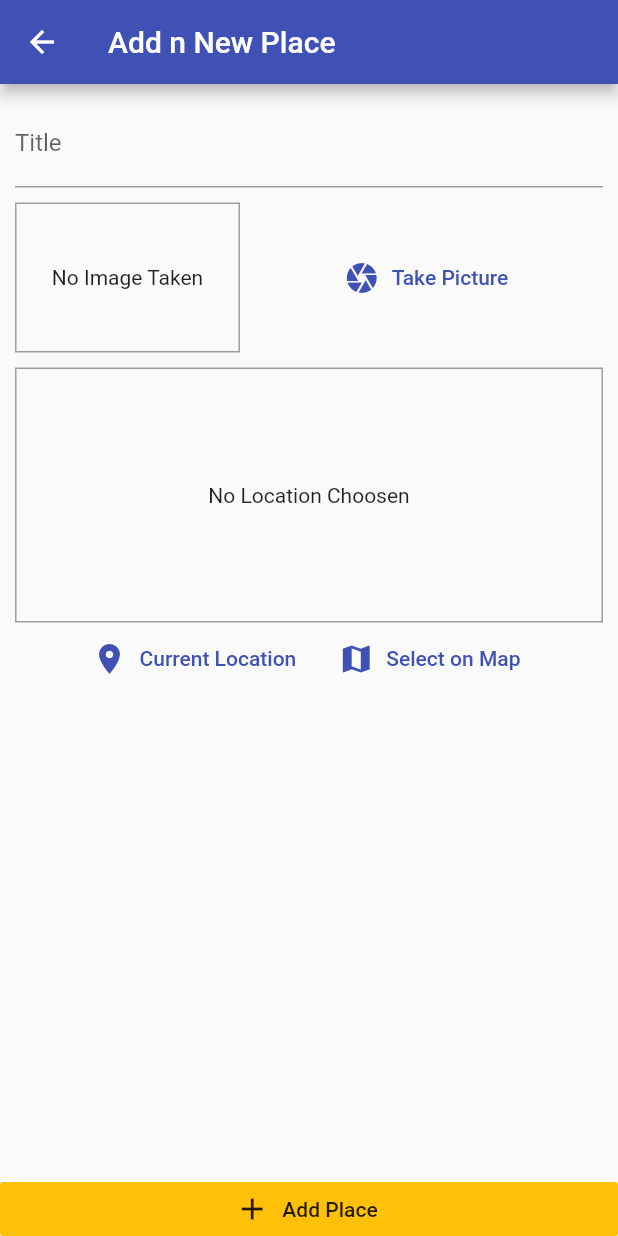
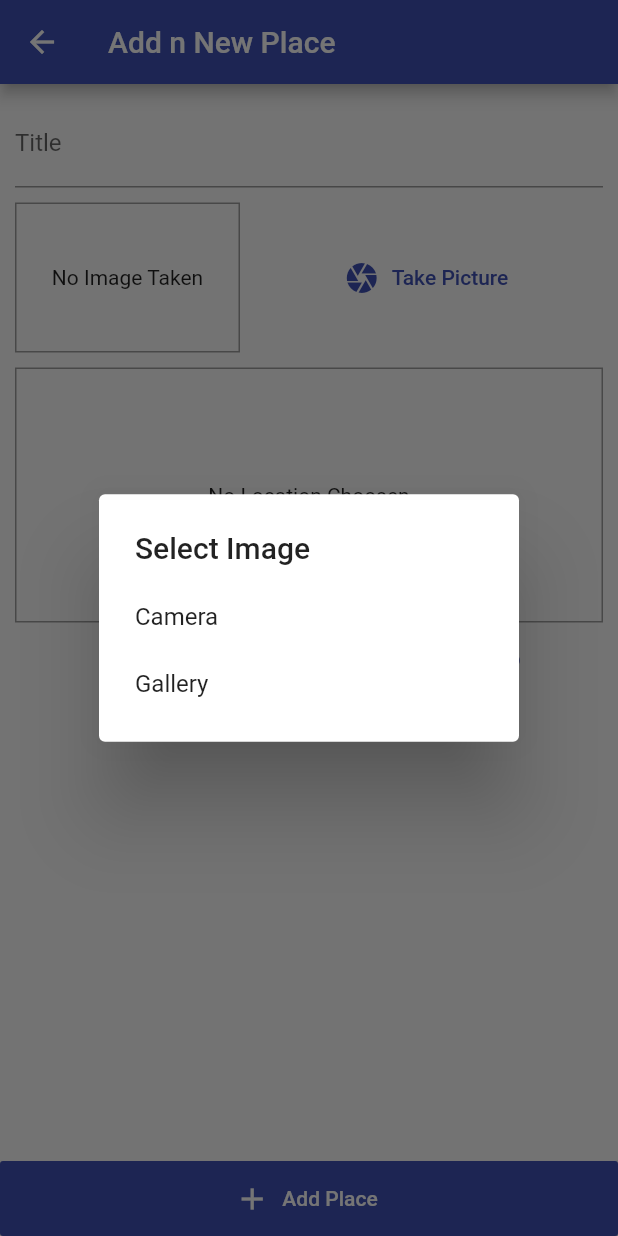
Before and after one commit to cahyofendhi/Flutter-Camera-Map, a Flutter app: the AddPlaceScreen screen opened by its route, after a tap on "Take Picture", on a phone screen of 412 x 824 dp. Run offline on Flutter 3.47's test engine with Material 2 defaults, Android fonts, the phone set to English and light mode, and no system bars; our stand-ins replace google_maps_flutter, image_picker, location, sqflite; accounts and stored records are empty.

Commit message:
change takePicker

```diff
--- a/lib/screens/add_place_screen.dart
+++ b/lib/screens/add_place_screen.dart
@@ -24,16 +24,14 @@ class _AddPlaceScreenState extends State<AddPlaceScreen> {
   }
 
   void _selectPlace(double latitude, double longitude) {
-    _pickedLocation = PlaceLocation(
-      latitude: latitude,
-      longitude: longitude);
+    _pickedLocation = PlaceLocation(latitude: latitude, longitude: longitude);
   }
 
   void _savePlace() {
-    if (_titleController.text.isEmpty
-        || _pickedImage == null
-        || _pickedLocation == null) {
-        return;
+    if (_titleController.text.isEmpty ||
+        _pickedImage == null ||
+        _pickedLocation == null) {
+      return;
     }
     final placeData = Provider.of<GreatPlaces>(context, listen: false);
     placeData.addPlace(_titleController.text, _pickedImage, _pickedLocation);
@@ -65,20 +63,25 @@ class _AddPlaceScreenState extends State<AddPlaceScreen> {
                       height: 10,
                     ),
                     ImageInput(_selectImage),
-                    SizedBox(height: 10,),
+                    SizedBox(
+                      height: 10,
+                    ),
                     LocationInput(_selectPlace),
                   ],
                 ),
               ),
             ),
           ),
-          RaisedButton.icon(
-            icon: Icon(Icons.add),
-            label: Text('Add Place'),
-            onPressed: _savePlace,
-            elevation: 0,
-            materialTapTargetSize: MaterialTapTargetSize.shrinkWrap,
-            color: Theme.of(context).accentColor,
+          Container(
+            height: 50,
+            child: RaisedButton.icon(
+              icon: Icon(Icons.add, color: Colors.white,),
+              label: Text('Add Place', style: TextStyle(color: Colors.white),),
+              onPressed: _savePlace,
+              elevation: 0,
+              materialTapTargetSize: MaterialTapTargetSize.shrinkWrap,
+              color: Theme.of(context).primaryColor,
+            ),
           ),
         ],
       ),
--- a/lib/widgets/image_input.dart
+++ b/lib/widgets/image_input.dart
@@ -19,9 +19,42 @@ class ImageInput extends StatefulWidget {
 class _ImageInputState extends State<ImageInput> {
   File _storedImage;
 
-  Future<void> _takePicker() async {
+  void _takeImage(BuildContext context) {
+    showDialog(
+      context: context,
+      builder: (BuildContext ctx) {
+        return SimpleDialog(
+          title: Text('Select Image'),
+          children: <Widget>  [
+            SimpleDialogOption(
+            onPressed: () {
+              _takePicker(ImageSource.camera);
+              Navigator.pop(context);
+            },
+            child: Padding(
+              padding: const EdgeInsets.only(top: 5, bottom: 5),
+              child: const Text('Camera'),
+            ),
+          ),
+          SimpleDialogOption(
+            onPressed: () {
+              _takePicker(ImageSource.gallery);
+              Navigator.pop(context);
+            },
+            child: Padding(
+              padding: const EdgeInsets.only(top: 5, bottom: 5),
+              child: const Text('Gallery'),
+            ),
+          ),
+          ],
+        );
+      }
+    );
+  }
+
+  Future<void> _takePicker(ImageSource soureType) async {
     final imageFile = await ImagePicker.pickImage(
-      source: ImageSource.gallery,
+      source: soureType,
       maxWidth: 600
     );
     if (imageFile == null) {
@@ -67,7 +100,7 @@ class _ImageInputState extends State<ImageInput> {
             icon: Icon(Icons.camera),
             label: Text('Take Picture'),
             textColor: Theme.of(context).primaryColor,
-            onPressed: _takePicker,
+            onPressed: () => _takeImage(context),
           ),
         ),
       ],
```
